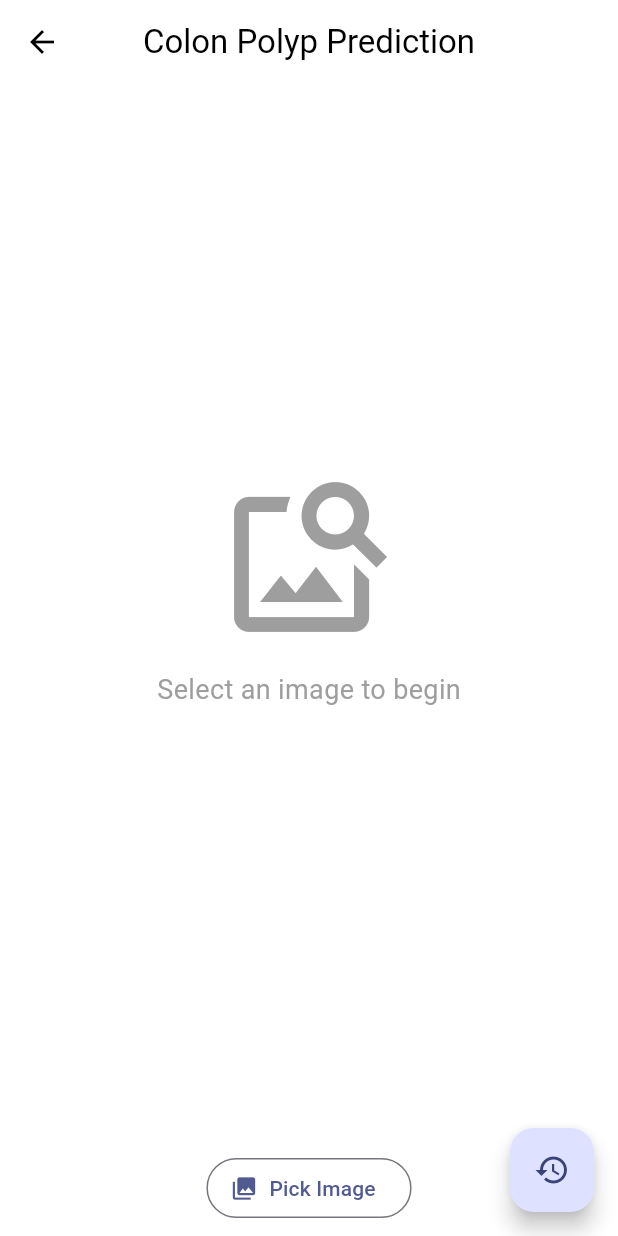
After one commit to dir-Savage/ColonCare_X, a Flutter app: the PredictionPage screen opened by its route, on a phone screen of 412 x 824 dp. The commit adds this screen. Run offline on Flutter 3.47's test engine with Material 3 defaults, Android fonts, the phone set to English and light mode, and no system bars; our stand-ins replace bloc, cloud_firestore, dartz, equatable, firebase_auth, firebase_core and 5 more; accounts and stored records are empty.

Commit message:
prediction methods DONE

```diff
--- a/lib/core/di/app_bloc_providers.dart
+++ b/lib/core/di/app_bloc_providers.dart
@@ -8,18 +8,18 @@ import 'injector.dart';
 
 class AppBlocProviders extends StatelessWidget {
   final Widget child;
-
   const AppBlocProviders({super.key, required this.child});
 
   @override
   Widget build(BuildContext context) {
     return MultiBlocProvider(
       providers: [
-        // Get all BLoCs from GetIt
+        // Only globally needed BLoCs
         BlocProvider<AuthBloc>(create: (_) => getIt<AuthBloc>()),
         BlocProvider<AuthFormBloc>(create: (_) => getIt<AuthFormBloc>()),
         BlocProvider<HomeBloc>(create: (_) => getIt<HomeBloc>()),
         BlocProvider<SplashBloc>(create: (_) => getIt<SplashBloc>()),
+        // PredictionBloc is NOT provided globally — it will be provided locally in prediction screens
       ],
       child: child,
     );
--- a/lib/core/navigation/app_router.dart
+++ b/lib/core/navigation/app_router.dart
@@ -1,10 +1,13 @@
+// lib/core/navigation/app_router.dart
+import 'package:coloncare/features/auth/presentation/pages/login_page.dart';
+import 'package:coloncare/features/auth/presentation/pages/register_page.dart';
+import 'package:coloncare/features/auth/presentation/pages/reset_password_page.dart';
+import 'package:coloncare/features/home/presentation/pages/home_page.dart';
 import 'package:coloncare/features/home/presentation/pages/navbar.dart';
+import 'package:coloncare/features/predict/presentation/pages/prediction_history_page.dart';
+import 'package:coloncare/features/predict/presentation/pages/prediction_page.dart';
+import 'package:coloncare/features/splash/presentation/pages/splash_page.dart';
 import 'package:flutter/material.dart';
-import '../../features/auth/presentation/pages/login_page.dart';
-import '../../features/auth/presentation/pages/register_page.dart';
-import '../../features/auth/presentation/pages/reset_password_page.dart';
-import '../../features/home/presentation/pages/home_page.dart';
-import '../../features/splash/presentation/pages/splash_page.dart';
 
 class AppRouter {
   // Route names
@@ -12,10 +15,10 @@ class AppRouter {
   static const String login = '/login';
   static const String register = '/register';
   static const String resetPassword = '/reset-password';
-
-  //home
   static const String home = '/home';
   static const String navbar = '/navbar';
+  static const String prediction = '/prediction';
+  static const String predictionHistory = '/prediction-history';
 
   // Route generator
   static Route<dynamic> generateRoute(RouteSettings settings) {
@@ -28,18 +31,24 @@ class AppRouter {
         return _buildRoute(const LoginPage(), settings);
       case register:
         return _buildRoute(const RegisterPage(), settings);
+      case resetPassword:
+        return _buildRoute(const ResetPasswordPage(), settings);
       case home:
         return _buildRoute(const HomePage(), settings);
-      case resetPassword:
-        return _buildRoute(const ResetPasswordPage(), settings);
       case navbar:
-        return _buildRoute(MainNavigation(), settings);
-
+        return _buildRoute( MainNavigation(), settings);
+      case prediction:
+        return _buildRoute(const PredictionPage(), settings);
+      case predictionHistory:
+        return _buildRoute(const PredictionHistoryPage(), settings);
       default:
         return _buildRoute(
           Scaffold(
             body: Center(
-              child: Text('Route not found: ${settings.name}'),
+              child: Text(
+                'Route not found: ${settings.name}',
+                style: const TextStyle(fontSize: 24, fontWeight: FontWeight.bold),
+              ),
             ),
           ),
           settings,
@@ -55,7 +64,7 @@ class AppRouter {
     );
   }
 
-  // Navigation helpers
+  // Navigation helpers (convenience methods)
   static Future<dynamic> pushNamed(
       BuildContext context,
       String routeName, {
--- /dev/null
+++ b/lib/core/utils/image_utils.dart
@@ -0,0 +1,18 @@
+import 'dart:io';
+import 'dart:typed_data';
+import 'package:image/image.dart' as img;
+
+class ImageUtils {
+  static Future<Uint8List> compressImage(File imageFile, {int maxWidth = 800, int quality = 85}) async {
+    final bytes = await imageFile.readAsBytes();
+    final image = img.decodeImage(bytes);
+    if (image == null) throw Exception('Invalid image file');
+
+    // Resize if needed
+    final resized = img.copyResize(image, width: maxWidth);
+
+    // Encode with compression
+    final compressedBytes = img.encodeJpg(resized, quality: quality);
+    return compressedBytes;
+  }
+}
--- a/lib/features/predict/data/repositories/prediction_repository_impl.dart
+++ b/lib/features/predict/data/repositories/prediction_repository_impl.dart
@@ -1,6 +1,4 @@
-// features/prediction/data/repositories/prediction_repository_impl.dart
 import 'dart:io';
-
 import 'package:coloncare/core/failures/failure.dart';
 import 'package:coloncare/features/predict/data/datasources/prediction_local_data_source.dart';
 import 'package:coloncare/features/predict/data/datasources/prediction_remote_data_source.dart';
--- /dev/null
+++ b/lib/features/predict/presentation/blocs/prediction_bloc.dart
@@ -0,0 +1,84 @@
+// features/prediction/presentation/bloc/prediction_bloc.dart
+
+import 'dart:io';
+
+import 'package:bloc/bloc.dart';
+import 'package:coloncare/core/failures/failure.dart';
+import 'package:coloncare/features/predict/domain/entities/prediction_history_entry.dart';
+import 'package:coloncare/features/predict/domain/entities/prediction_result.dart';
+import 'package:coloncare/features/predict/domain/usecases/delete_prediction_usecase.dart';
+import 'package:coloncare/features/predict/domain/usecases/get_prediction_history_usecase.dart';
+import 'package:coloncare/features/predict/domain/usecases/make_prediction_usecase.dart';
+import 'package:equatable/equatable.dart';
+import 'package:image_picker/image_picker.dart';
+
+part 'prediction_event.dart';
+part 'prediction_state.dart';
+
+class PredictionBloc extends Bloc<PredictionEvent, PredictionState> {
+  final MakePredictionUseCase makePredictionUseCase;
+  final GetPredictionHistoryUseCase getPredictionHistoryUseCase;
+  final DeletePredictionUseCase deletePredictionUseCase;
+
+  PredictionBloc({
+    required this.makePredictionUseCase,
+    required this.getPredictionHistoryUseCase,
+    required this.deletePredictionUseCase,
+  }) : super(PredictionInitial()) {
+    on<PredictFromImage>(_onPredictFromImage);
+    on<LoadPredictionHistory>(_onLoadPredictionHistory);
+    on<DeletePrediction>(_onDeletePrediction);
+  }
+
+  Future<void> _onPredictFromImage(
+      PredictFromImage event,
+      Emitter<PredictionState> emit,
+      ) async {
+    emit(PredictionLoading());
+
+    try {
+      final result = await makePredictionUseCase(event.imageFile);
+      result.fold(
+            (failure) => emit(PredictionError(failure.message)),
+            (prediction) => emit(PredictionSuccess(prediction)),
+      );
+    } catch (e) {
+      emit(PredictionError(e.toString()));
+    }
+  }
+
+  Future<void> _onLoadPredictionHistory(
+      LoadPredictionHistory event,
+      Emitter<PredictionState> emit,
+      ) async {
+    emit(HistoryLoading());
+
+    try {
+      final result = await getPredictionHistoryUseCase();
+      result.fold(
+            (failure) => emit(HistoryError(failure.message)),
+            (history) => emit(HistoryLoaded(history)),
+      );
+    } catch (e) {
+      emit(HistoryError(e.toString()));
+    }
+  }
+
+  Future<void> _onDeletePrediction(
+      DeletePrediction event,
+      Emitter<PredictionState> emit,
+      ) async {
+    try {
+      final result = await deletePredictionUseCase(event.predictionId);
+      result.fold(
+            (failure) => emit(PredictionError(failure.message)),
+            (_) {
+          // Reload history after delete
+          add(const LoadPredictionHistory());
+        },
+      );
+    } catch (e) {
+      emit(PredictionError(e.toString()));
+    }
+  }
+}
--- /dev/null
+++ b/lib/features/predict/presentation/blocs/prediction_event.dart
@@ -0,0 +1,26 @@
+// prediction_event.dart
+part of 'prediction_bloc.dart';
+
+abstract class PredictionEvent extends Equatable {
+  const PredictionEvent();
+  @override
+  List<Object> get props => [];
+}
+
+class PredictFromImage extends PredictionEvent {
+  final File imageFile;
+  const PredictFromImage(this.imageFile);
+  @override
+  List<Object> get props => [imageFile];
+}
+
+class LoadPredictionHistory extends PredictionEvent {
+  const LoadPredictionHistory();
+}
+
+class DeletePrediction extends PredictionEvent {
+  final String predictionId;
+  const DeletePrediction(this.predictionId);
+  @override
+  List<Object> get props => [predictionId];
+}
--- /dev/null
+++ b/lib/features/predict/presentation/blocs/prediction_state.dart
@@ -0,0 +1,42 @@
+// prediction_state.dart
+part of 'prediction_bloc.dart';
+
+abstract class PredictionState extends Equatable {
+  const PredictionState();
+  @override
+  List<Object> get props => [];
+}
+
+class PredictionInitial extends PredictionState {}
+
+class PredictionLoading extends PredictionState {}
+
+class PredictionSuccess extends PredictionState {
+  final PredictionResult result;
+  const PredictionSuccess(this.result);
+  @override
+  List<Object> get props => [result];
+}
+
+class PredictionError extends PredictionState {
+  final String message;
+  const PredictionError(this.message);
+  @override
+  List<Object> get props => [message];
+}
+
+class HistoryLoading extends PredictionState {}
+
+class HistoryLoaded extends PredictionState {
+  final List<PredictionHistoryEntry> history;
+  const HistoryLoaded(this.history);
+  @override
+  List<Object> get props => [history];
+}
+
+class HistoryError extends PredictionState {
+  final String message;
+  const HistoryError(this.message);
+  @override
+  List<Object> get props => [message];
+}
--- /dev/null
+++ b/lib/features/predict/presentation/pages/prediction_page.dart
@@ -0,0 +1,187 @@
+// features/predict/presentation/pages/prediction_page.dart
+import 'dart:io';
+import 'package:coloncare/core/navigation/app_router.dart';
+import 'package:coloncare/features/predict/presentation/blocs/prediction_bloc.dart';
+import 'package:flutter/material.dart';
+import 'package:flutter_bloc/flutter_bloc.dart';
+import 'package:image_picker/image_picker.dart';
+import '../../../../core/di/injector.dart';
+
+class PredictionPage extends StatefulWidget {
+  const PredictionPage({super.key});
+
+  @override
+  State<PredictionPage> createState() => _PredictionPageState();
+}
+
+class _PredictionPageState extends State<PredictionPage> {
+  File? _selectedImage;
+
+  @override
+  Widget build(BuildContext context) {
+    return BlocProvider<PredictionBloc>(
+      create: (_) => getIt<PredictionBloc>(),
+      child: Scaffold(
+        appBar: AppBar(
+          title: const Text('Colon Polyp Prediction'),
+        ),
+        body: BlocConsumer<PredictionBloc, PredictionState>(
+          listener: (context, state) {
+            if (state is PredictionError) {
+              ScaffoldMessenger.of(context).showSnackBar(
+                SnackBar(
+                  content: Text(state.message),
+                  backgroundColor: Colors.red,
+                ),
+              );
+            }
+          },
+          builder: (context, state) {
+            return Column(
+              children: [
+                // Image Preview Area
+                Expanded(
+                  child: _buildPreviewOrPlaceholder(state),
+                ),
+
+                // Status / Result Area
+                Padding(
+                  padding: const EdgeInsets.all(16.0),
+                  child: _buildStatusOrResult(state),
+                ),
+
+                // Buttons
+                Padding(
+                  padding: const EdgeInsets.symmetric(horizontal: 16, vertical: 8),
+                  child: Row(
+                    mainAxisAlignment: MainAxisAlignment.spaceEvenly,
+                    children: [
+                      // Pick Image Button
+                      OutlinedButton.icon(
+                        icon: const Icon(Icons.photo_library),
+                        label: const Text('Pick Image'),
+                        onPressed: () => _pickImage(context),
+                      ),
+
+                      // Predict Button (only visible when image is selected)
+                      if (_selectedImage != null)
+                        ElevatedButton.icon(
+                          icon: const Icon(Icons.play_arrow),
+                          label: const Text('Predict'),
+                          onPressed: state is PredictionLoading
+                              ? null
+                              : () => _startPrediction(context),
+                        ),
+                    ],
+                  ),
+                ),
+              ],
+            );
+          },
+        ),
+        floatingActionButton: FloatingActionButton(
+          onPressed: () => Navigator.pushNamed(context, AppRouter.predictionHistory),
+          child: const Icon(Icons.history),
+        ),
+      ),
+    );
+  }
+
+  Widget _buildPreviewOrPlaceholder(PredictionState state) {
+    if (_selectedImage != null) {
+      return Image.file(
+        _selectedImage!,
+        fit: BoxFit.contain,
+      );
+    }
+
+    return Center(
+      child: Column(
+        mainAxisAlignment: MainAxisAlignment.center,
+        children: [
+          const Icon(
+            Icons.image_search,
+            size: 120,
+            color: Colors.grey,
+          ),
+          const SizedBox(height: 16),
+          Text(
+            state is PredictionSuccess
+                ? 'Prediction complete! Pick another image?'
+                : 'Select an image to begin',
+            style: const TextStyle(fontSize: 18, color: Colors.grey),
+          ),
+        ],
+      ),
+    );
+  }
+
+  Widget _buildStatusOrResult(PredictionState state) {
+    if (state is PredictionLoading) {
+      return const Center(
+        child: Column(
+          children: [
+            CircularProgressIndicator(),
+            SizedBox(height: 16),
+            Text('Analyzing image...'),
+          ],
+        ),
+      );
+    }
+
+    if (state is PredictionSuccess) {
+      final result = state.result;
+      final color = result.prediction == 'Normal' ? Colors.green : Colors.red;
+
+      return Column(
+        children: [
+          Text(
+            result.prediction,
+            style: TextStyle(
+              fontSize: 36,
+              fontWeight: FontWeight.bold,
+              color: color,
+            ),
+          ),
+          const SizedBox(height: 8),
+          Text(
+            'Confidence: ${(result.probability * 100).toStringAsFixed(1)}%',
+            style: const TextStyle(fontSize: 20),
+          ),
+          if (result.isOutOfDistribution)
+            const Padding(
+              padding: EdgeInsets.only(top: 16),
+              child: Text(
+                'Warning: Image may be out of distribution',
+                style: TextStyle(color: Colors.orange, fontWeight: FontWeight.bold),
+              ),
+            ),
+          const SizedBox(height: 16),
+          Text(
+            result.details.isNotEmpty ? result.details : 'No additional details',
+            textAlign: TextAlign.center,
+          ),
+        ],
+      );
+    }
+
+    return const SizedBox.shrink();
+  }
+
+  Future<void> _pickImage(BuildContext context) async {
+    final picker = ImagePicker();
+    final pickedFile = await picker.pickImage(source: ImageSource.gallery);
+
+    if (pickedFile != null) {
+      setState(() {
+        _selectedImage = File(pickedFile.path);
+      });
+    }
+  }
+
+  void _startPrediction(BuildContext context) {
+    if (_selectedImage != null) {
+      context.read<PredictionBloc>().add(PredictFromImage(_selectedImage!));
+    }
+  }
+}
--- a/pubspec.yaml
+++ b/pubspec.yaml
@@ -16,6 +16,7 @@ dependencies:
   firebase_core: ^4.3.0
   firebase_auth:
   cloud_firestore: ^6.1.1
+  http:
 
   # State Management
   flutter_bloc: ^8.1.3
@@ -28,11 +29,14 @@ dependencies:
   # Utils
   intl: ^0.19.0
   dartz:
+  image_picker:
+  image:
 
   # UI
   google_nav_bar: ^5.0.7
   flutter_svg: ^2.0.7
   shimmer: ^3.0.0
+
 
   # local storage
   shared_preferences:
```
Also changed, not shown: lib/core/di/injector.dart (+58 -1 lines), lib/features/home/presentation/widgets/home_content.dart (+9 -1 lines), lib/features/predict/data/datasources/prediction_remote_data_source.dart (+5 -3 lines), lib/features/predict/presentation/pages/prediction_history_page.dart (added, +60 -0 lines), pubspec.lock.
